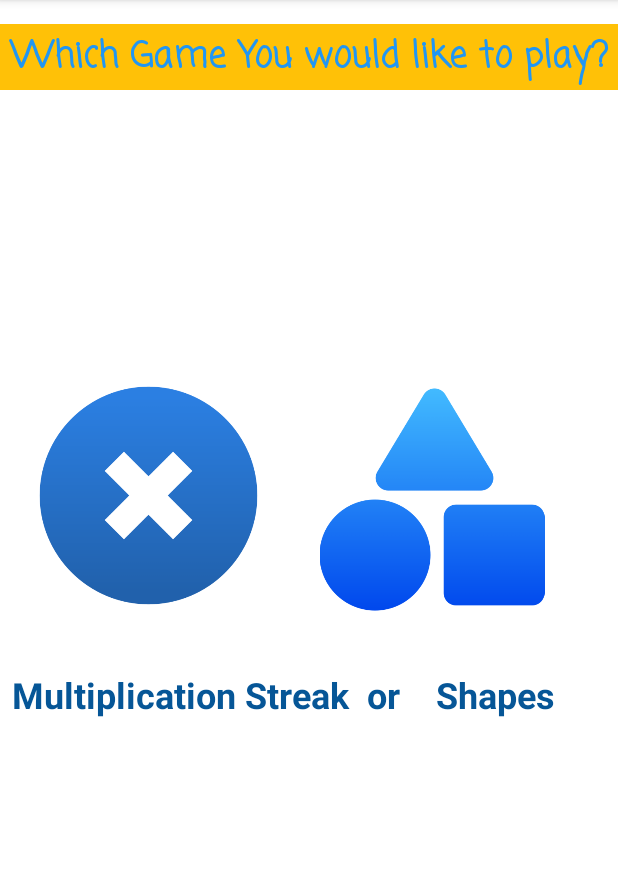
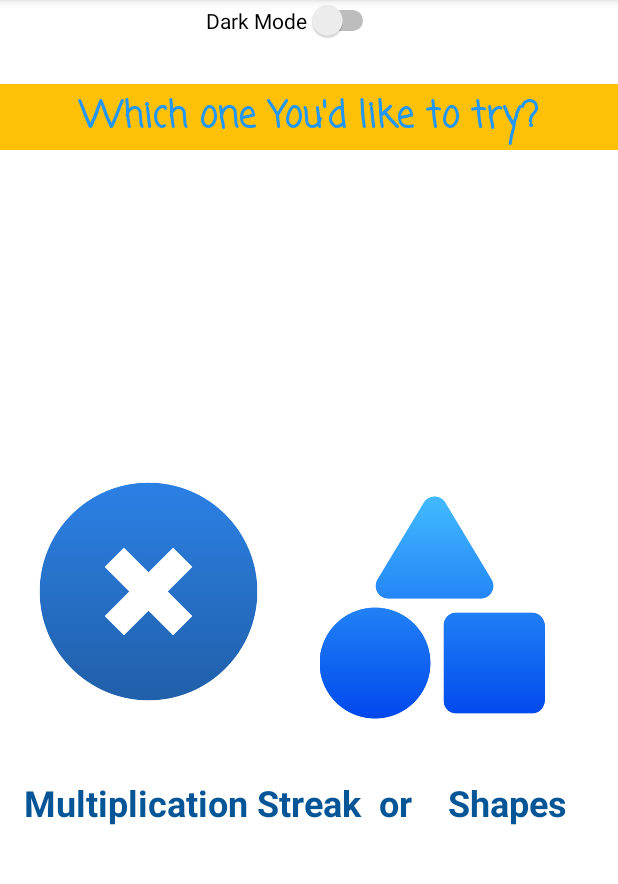
Before and after one commit to ShahEdJamhour/KidsMulGame, an Android app: the screen it shows after launch (ChooseActivity), on a phone screen of 412 x 824 dp, the part 84-968 px from its top. Run offline under Robolectric (Android 15) with nearby library versions, the phone set to English and light mode, and no system bars.

Commit message:
Assignmenttt2

```diff
--- a/app/build.gradle
+++ b/app/build.gradle
@@ -38,4 +38,5 @@ dependencies {
     androidTestImplementation 'androidx.test.espresso:espresso-core:3.5.1'
     implementation 'pl.droidsonroids.gif:android-gif-drawable:1.2.+'
     implementation 'androidx.recyclerview:recyclerview:1.3.0-rc01'
+    implementation 'com.google.code.gson:gson:2.8.9'
 }
--- a/app/src/main/res/layout/choose.xml
+++ b/app/src/main/res/layout/choose.xml
@@ -13,7 +13,7 @@
         android:id="@+id/imageView2"
         android:layout_width="173dp"
         android:layout_height="150dp"
-        android:layout_marginBottom="360dp"
+        android:layout_marginBottom="288dp"
         app:layout_constraintBottom_toBottomOf="parent"
         app:layout_constraintEnd_toEndOf="parent"
         app:layout_constraintHorizontal_bias="0.844"
@@ -25,24 +25,22 @@
         android:layout_width="206dp"
         android:layout_height="147dp"
         android:layout_marginStart="88dp"
-        android:layout_marginBottom="364dp"
+        android:layout_marginBottom="300dp"
         app:layout_constraintBottom_toBottomOf="parent"
         app:layout_constraintEnd_toStartOf="@+id/imageView2"
         app:layout_constraintHorizontal_bias="1.0"
         app:layout_constraintStart_toStartOf="parent"
         app:srcCompat="@drawable/mul" />
 
-
-
     <TextView
         android:id="@+id/textView2"
         android:layout_width="0dp"
         android:layout_height="44dp"
-        android:layout_marginTop="16dp"
+        android:layout_marginTop="56dp"
         android:background="#FFC107"
         android:fontFamily="casual"
         android:gravity="center"
-        android:text="Which Game You would like to play?"
+        android:text="Which one You'd like to try?"
         android:textColor="#2196F3"
         android:textSize="24sp"
         android:textStyle="bold"
@@ -51,13 +49,12 @@
         app:layout_constraintStart_toStartOf="parent"
         app:layout_constraintTop_toTopOf="parent" />
 
-
     <TextView
         android:id="@+id/textView5"
         android:layout_width="375dp"
         android:layout_height="65dp"
-        android:layout_marginStart="8dp"
-        android:layout_marginBottom="256dp"
+        android:layout_marginStart="16dp"
+        android:layout_marginBottom="184dp"
         android:text="Multiplication Streak  or    Shapes"
         android:textColor="#065697"
         android:textSize="24sp"
@@ -65,4 +62,21 @@
         app:layout_constraintBottom_toBottomOf="parent"
         app:layout_constraintStart_toStartOf="parent" />
 
+    <Switch
+        android:id="@+id/switch1"
+        android:layout_width="wrap_content"
+        android:layout_height="wrap_content"
+        android:layout_marginStart="180dp"
+        android:layout_marginBottom="108dp"
+        android:layout_marginLeft="100dp"
+        android:layout_marginTop="500dp"
+        android:text="Dark Mode"
+        app:layout_constraintEnd_toStartOf="@+id/imageView2"
+        app:layout_constraintLeft_toLeftOf="parent"
+        app:layout_constraintRight_toRightOf=" parent"
+        app:layout_constraintHorizontal_bias="0.456"
+        app:layout_constraintStart_toStartOf="parent"
+        tools:ignore="MissingConstraints"
+        tools:layout_editor_absoluteY="623dp" />
+
 </androidx.constraintlayout.widget.ConstraintLayout>
```
Also changed, not shown: app/src/main/AndroidManifest.xml (+9 -0 lines), app/src/main/java/com/example/kidsmulgame/Adapters/MyAdapter.java (added, +47 -0 lines), app/src/main/java/com/example/kidsmulgame/model/Shape.java (added, +49 -0 lines), app/src/main/java/com/example/kidsmulgame/model/UserSettings.java (added, +21 -0 lines), app/src/main/java/com/example/kidsmulgame/model/myViewHolder.java (added, +25 -0 lines), app/src/main/java/com/example/kidsmulgame/ui/ChooseActivity.java (+20 -1 lines), app/src/main/java/com/example/kidsmulgame/ui/MultiplyActivity.java (+19 -0 lines), app/src/main/java/com/example/kidsmulgame/ui/ShapesActivity.java (added, +68 -0 lines), app/src/main/res/layout/activity_mul.xml (+11 -0 lines), app/src/main/res/layout/item_view.xml (added, +62 -0 lines), app/src/main/res/layout/shapes_activity.xml (added, +36 -0 lines), app/src/main/res/drawable/backk.jpg (added), app/src/main/res/drawable/backkk.jpg (added), app/src/main/res/drawable/circle.png (added), 3 more files.
